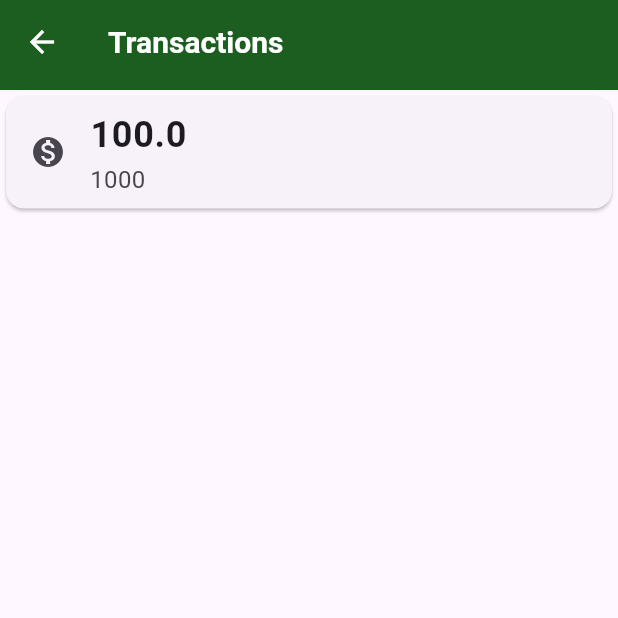
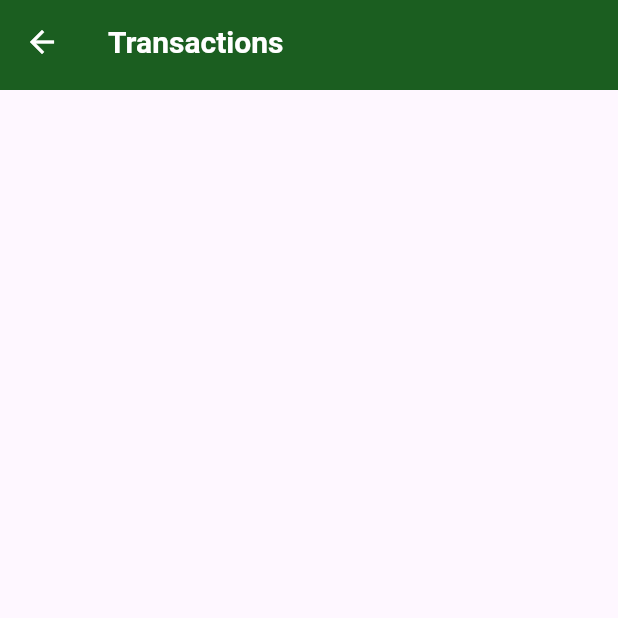
Before and after one commit to wisley-cesar/Byte-Bank, a Flutter app: the TransactionsList screen opened by its route, on a phone screen of 412 x 824 dp, the top half of it. Run offline on Flutter 3.47's test engine with Material 3 defaults, Android fonts, the phone set to English and light mode, and no system bars; our stand-ins replace sqflite; accounts and stored records are empty.

```diff
--- a/lib/screens/transaction/TransactionsList.dart
+++ b/lib/screens/transaction/TransactionsList.dart
@@ -10,12 +10,6 @@ class TransactionsList extends StatelessWidget {
 
   @override
   Widget build(BuildContext context) {
-    transactions.add(
-      Transaction(
-        value: 100,
-        contact: Contact(name: 'Alex', accountNumber: 1000),
-      ),
-    );
     return Scaffold(
       appBar: MyAppBar(title: 'Transactions'),
       body: ListView.builder(
```
